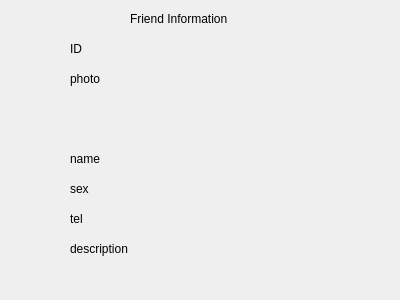
The window that Client/friendinfo_interface.ui (YaooXu/ChatChat) describes before a commit, drawn with Qt 5.
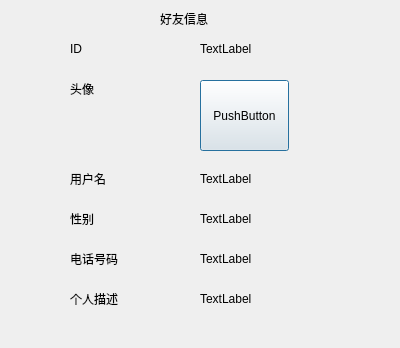
The same window after the commit.

Commit message: 初步添加查看好友信息 改addfri的bug

Patch:
```diff
--- a/Client/friendinfo_interface.ui
+++ b/Client/friendinfo_interface.ui
@@ -7,7 +7,7 @@
     <x>0</x>
     <y>0</y>
     <width>400</width>
-    <height>300</height>
+    <height>348</height>
    </rect>
   </property>
   <property name="windowTitle">
@@ -30,78 +30,156 @@
    <property name="geometry">
     <rect>
      <x>70</x>
-     <y>70</y>
+     <y>80</y>
      <width>67</width>
      <height>17</height>
     </rect>
    </property>
    <property name="text">
-    <string>photo</string>
+    <string>头像</string>
    </property>
   </widget>
   <widget class="QLabel" name="label_3">
    <property name="geometry">
     <rect>
      <x>70</x>
-     <y>150</y>
+     <y>170</y>
      <width>67</width>
      <height>17</height>
     </rect>
    </property>
    <property name="text">
-    <string>name</string>
+    <string>用户名</string>
    </property>
   </widget>
   <widget class="QLabel" name="label_4">
    <property name="geometry">
     <rect>
      <x>70</x>
-     <y>180</y>
+     <y>210</y>
      <width>67</width>
      <height>17</height>
     </rect>
    </property>
    <property name="text">
-    <string>sex</string>
+    <string>性别</string>
    </property>
   </widget>
   <widget class="QLabel" name="label_5">
    <property name="geometry">
     <rect>
      <x>70</x>
-     <y>210</y>
+     <y>250</y>
      <width>67</width>
      <height>17</height>
     </rect>
    </property>
    <property name="text">
-    <string>tel</string>
+    <string>电话号码</string>
    </property>
   </widget>
   <widget class="QLabel" name="label_6">
    <property name="geometry">
     <rect>
      <x>70</x>
-     <y>240</y>
+     <y>290</y>
      <width>81</width>
      <height>17</height>
     </rect>
    </property>
    <property name="text">
-    <string>description</string>
+    <string>个人描述</string>
    </property>
   </widget>
   <widget class="QLabel" name="label_7">
    <property name="geometry">
     <rect>
-     <x>130</x>
+     <x>160</x>
      <y>10</y>
-     <width>131</width>
+     <width>71</width>
      <height>17</height>
     </rect>
    </property>
    <property name="text">
-    <string>Friend Information</string>
+    <string>好友信息</string>
+   </property>
+  </widget>
+  <widget class="QPushButton" name="pushButton">
+   <property name="geometry">
+    <rect>
+     <x>200</x>
+     <y>80</y>
+     <width>89</width>
+     <height>71</height>
+    </rect>
+   </property>
+   <property name="text">
+    <string>PushButton</string>
+   </property>
+  </widget>
+  <widget class="QLabel" name="label_8">
+   <property name="geometry">
+    <rect>
+     <x>200</x>
+     <y>40</y>
+     <width>67</width>
+     <height>17</height>
+    </rect>
+   </property>
+   <property name="text">
+    <string>TextLabel</string>
+   </property>
+  </widget>
+  <widget class="QLabel" name="label_9">
+   <property name="geometry">
+    <rect>
+     <x>200</x>
+     <y>170</y>
+     <width>67</width>
+     <height>17</height>
+    </rect>
+   </property>
+   <property name="text">
+    <string>TextLabel</string>
+   </property>
+  </widget>
+  <widget class="QLabel" name="label_10">
+   <property name="geometry">
+    <rect>
+     <x>200</x>
+     <y>210</y>
+     <width>67</width>
+     <height>17</height>
+    </rect>
+   </property>
+   <property name="text">
+    <string>TextLabel</string>
+   </property>
+  </widget>
+  <widget class="QLabel" name="label_11">
+   <property name="geometry">
+    <rect>
+     <x>200</x>
+     <y>250</y>
+     <width>67</width>
+     <height>17</height>
+    </rect>
+   </property>
+   <property name="text">
+    <string>TextLabel</string>
+   </property>
+  </widget>
+  <widget class="QLabel" name="label_12">
+   <property name="geometry">
+    <rect>
+     <x>200</x>
+     <y>290</y>
+     <width>67</width>
+     <height>17</height>
+    </rect>
+   </property>
+   <property name="text">
+    <string>TextLabel</string>
    </property>
   </widget>
  </widget>
```
The commit also changes 4 other files.
